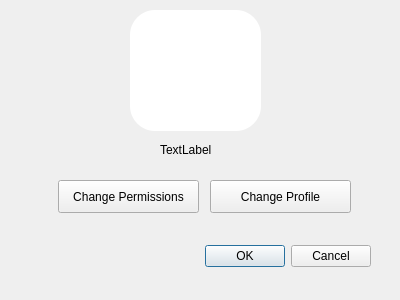
Old version of the form client/groupprofile.ui in the repository AP-projects-4001/jan-ghahve.
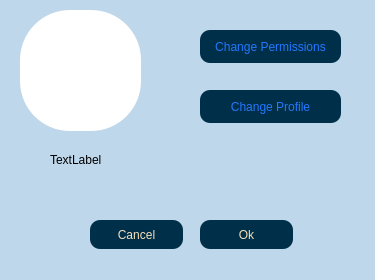
New version of the form.

What changed in the file:
```diff
--- a/client/groupprofile.ui
+++ b/client/groupprofile.ui
@@ -6,38 +6,33 @@
    <rect>
     <x>0</x>
     <y>0</y>
-    <width>400</width>
-    <height>300</height>
+    <width>375</width>
+    <height>280</height>
    </rect>
   </property>
   <property name="windowTitle">
    <string>Dialog</string>
   </property>
-  <widget class="QDialogButtonBox" name="buttonBox">
-   <property name="geometry">
-    <rect>
-     <x>30</x>
-     <y>240</y>
-     <width>341</width>
-     <height>32</height>
-    </rect>
-   </property>
-   <property name="orientation">
-    <enum>Qt::Horizontal</enum>
-   </property>
-   <property name="standardButtons">
-    <set>QDialogButtonBox::Cancel|QDialogButtonBox::Ok</set>
-   </property>
-  </widget>
+  <property name="styleSheet">
+   <string notr="true">background-color:rgb(191, 215, 234);</string>
+  </property>
   <widget class="QPushButton" name="pbn_permission">
    <property name="geometry">
     <rect>
-     <x>58</x>
-     <y>180</y>
+     <x>200</x>
+     <y>30</y>
      <width>141</width>
      <height>33</height>
     </rect>
    </property>
+   <property name="cursor">
+    <cursorShape>PointingHandCursor</cursorShape>
+   </property>
+   <property name="styleSheet">
+    <string notr="true">background-color:rgb(0, 48, 73);
+border-radius: 10%;
+color:rgb(34, 119, 255)</string>
+   </property>
    <property name="text">
     <string>Change Permissions</string>
    </property>
@@ -48,9 +43,9 @@
    </property>
    <property name="geometry">
     <rect>
-     <x>130</x>
+     <x>20</x>
      <y>10</y>
-     <width>131</width>
+     <width>121</width>
      <height>121</height>
     </rect>
    </property>
@@ -59,7 +54,7 @@
    </property>
    <property name="styleSheet">
     <string notr="true">background-color:white;
-border-radius: 25px;</string>
+border-radius: 50%;</string>
    </property>
    <property name="text">
     <string/>
@@ -68,8 +63,8 @@
   <widget class="QLabel" name="lbl_name">
    <property name="geometry">
     <rect>
-     <x>160</x>
-     <y>140</y>
+     <x>50</x>
+     <y>150</y>
      <width>63</width>
      <height>20</height>
     </rect>
@@ -81,16 +76,66 @@
   <widget class="QPushButton" name="pbn_change_image">
    <property name="geometry">
     <rect>
-     <x>210</x>
-     <y>180</y>
+     <x>200</x>
+     <y>90</y>
      <width>141</width>
      <height>33</height>
     </rect>
    </property>
+   <property name="cursor">
+    <cursorShape>PointingHandCursor</cursorShape>
+   </property>
+   <property name="styleSheet">
+    <string notr="true">background-color:rgb(0, 48, 73);
+border-radius: 10%;
+color:rgb(34, 119, 255)</string>
+   </property>
    <property name="text">
     <string>Change Profile</string>
    </property>
   </widget>
+  <widget class="QPushButton" name="pushButton">
+   <property name="geometry">
+    <rect>
+     <x>200</x>
+     <y>220</y>
+     <width>93</width>
+     <height>29</height>
+    </rect>
+   </property>
+   <property name="cursor">
+    <cursorShape>PointingHandCursor</cursorShape>
+   </property>
+   <property name="styleSheet">
+    <string notr="true">background-color:rgb(0, 48, 73);
+border-radius: 10%;
+color:rgb(245, 223, 187);</string>
+   </property>
+   <property name="text">
+    <string>Ok</string>
+   </property>
+  </widget>
+  <widget class="QPushButton" name="pushButton_2">
+   <property name="geometry">
+    <rect>
+     <x>90</x>
+     <y>220</y>
+     <width>93</width>
+     <height>29</height>
+    </rect>
+   </property>
+   <property name="cursor">
+    <cursorShape>PointingHandCursor</cursorShape>
+   </property>
+   <property name="styleSheet">
+    <string notr="true">background-color:rgb(0, 48, 73);
+border-radius: 10%;
+color:rgb(245, 223, 187);</string>
+   </property>
+   <property name="text">
+    <string>Cancel</string>
+   </property>
+  </widget>
  </widget>
  <resources/>
  <connections>
```
Left out of the diff: 35 changed lines with no effect on the pictures.
